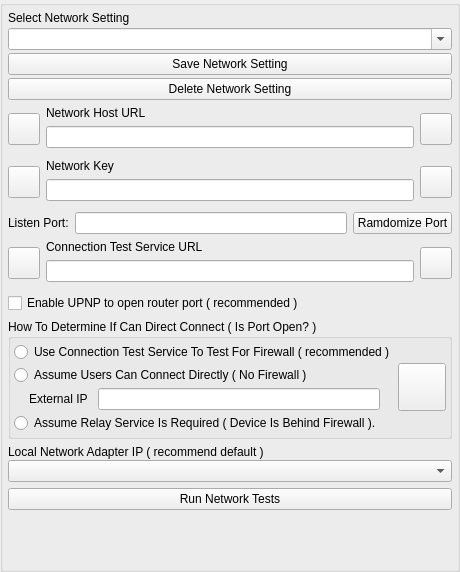
This is GoTvApps/GoTvCommon/Forms/AppletNetworkSettings.ui in brettrjones/gotvptop as Qt 5 draws it before an edit. The edited form follows.
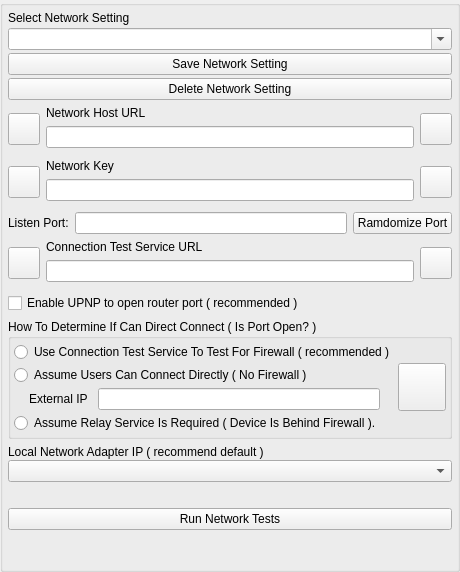
This is the edited form. Custom widgets are drawn as their Qt base class.

Patch:
```diff
--- a/GoTvApps/GoTvCommon/Forms/AppletNetworkSettings.ui
+++ b/GoTvApps/GoTvCommon/Forms/AppletNetworkSettings.ui
@@ -479,6 +479,13 @@
         </item>
        </layout>
       </item>
+      <item>
+       <widget class="QLabel" name="m_NodeUrlLabel">
+        <property name="text">
+         <string/>
+        </property>
+       </widget>
+      </item>
       <item>
        <widget class="QPushButton" name="m_RunNetworkTestButton">
         <property name="text">
```
